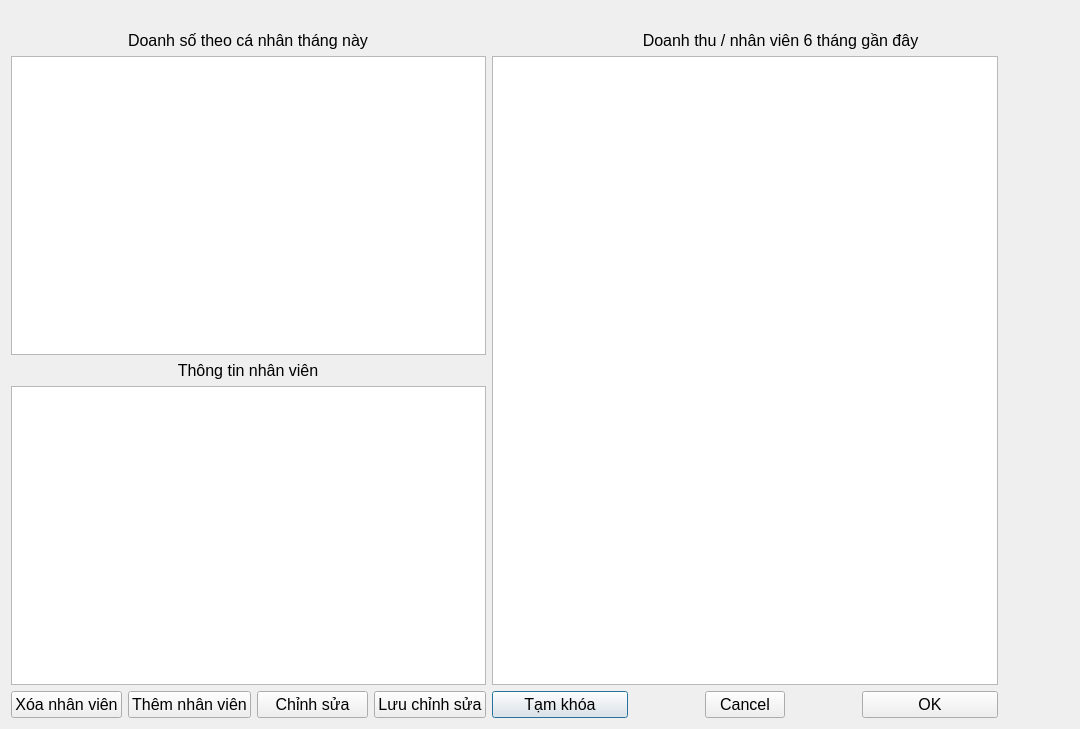
suofujita/nekolibro, file employeeswindow.ui: the form before one commit.
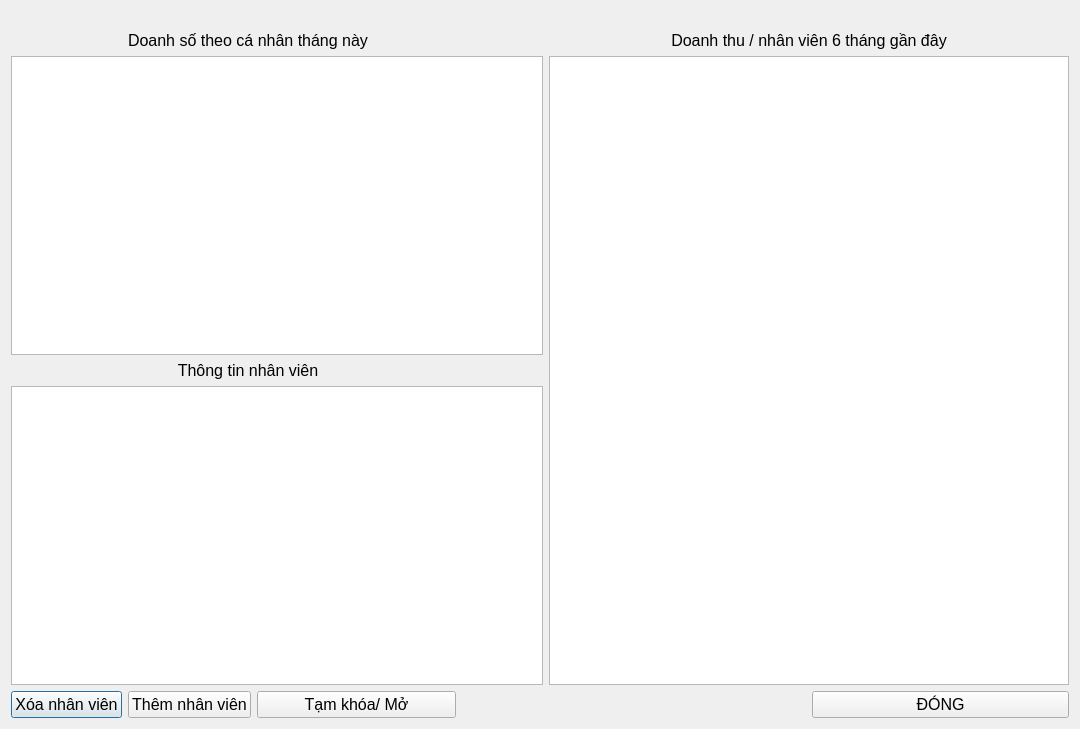
The form after the commit. Icons and pictures are not drawn.

The edit to the form file:
```diff
--- a/employeeswindow.ui
+++ b/employeeswindow.ui
@@ -14,62 +14,6 @@
    <string>Dialog</string>
   </property>
   <layout class="QGridLayout" name="gridLayout">
-   <item row="5" column="7">
-    <widget class="QLabel" name="label_5">
-     <property name="text">
-      <string/>
-     </property>
-    </widget>
-   </item>
-   <item row="5" column="5" colspan="2">
-    <widget class="QPushButton" name="pushButton">
-     <property name="font">
-      <font>
-       <pointsize>12</pointsize>
-      </font>
-     </property>
-     <property name="text">
-      <string>Tạm khóa</string>
-     </property>
-    </widget>
-   </item>
-   <item row="5" column="1">
-    <widget class="QPushButton" name="add_new_user">
-     <property name="font">
-      <font>
-       <pointsize>12</pointsize>
-      </font>
-     </property>
-     <property name="text">
-      <string>Thêm nhân viên</string>
-     </property>
-     <property name="icon">
-      <iconset resource="galeries.qrc">
-       <normaloff>:/image/add_account.png</normaloff>:/image/add_account.png</iconset>
-     </property>
-     <property name="iconSize">
-      <size>
-       <width>30</width>
-       <height>30</height>
-      </size>
-     </property>
-    </widget>
-   </item>
-   <item row="3" column="1" colspan="2">
-    <widget class="QLabel" name="label_2">
-     <property name="font">
-      <font>
-       <pointsize>12</pointsize>
-      </font>
-     </property>
-     <property name="text">
-      <string>Thông tin nhân viên</string>
-     </property>
-     <property name="alignment">
-      <set>Qt::AlignmentFlag::AlignCenter</set>
-     </property>
-    </widget>
-   </item>
    <item row="5" column="0">
     <widget class="QPushButton" name="remove_user">
      <property name="font">
@@ -92,7 +36,51 @@
      </property>
     </widget>
    </item>
-   <item row="4" column="0" colspan="4">
+   <item row="3" column="1" colspan="2">
+    <widget class="QLabel" name="label_2">
+     <property name="font">
+      <font>
+       <pointsize>12</pointsize>
+      </font>
+     </property>
+     <property name="text">
+      <string>Thông tin nhân viên</string>
+     </property>
+     <property name="alignment">
+      <set>Qt::AlignmentFlag::AlignCenter</set>
+     </property>
+    </widget>
+   </item>
+   <item row="5" column="2" colspan="2">
+    <widget class="QPushButton" name="lock_user">
+     <property name="font">
+      <font>
+       <pointsize>12</pointsize>
+      </font>
+     </property>
+     <property name="text">
+      <string>Tạm khóa/ Mở</string>
+     </property>
+     <property name="icon">
+      <iconset resource="galeries.qrc">
+       <normaloff>:/image/lock.png</normaloff>:/image/lock.png</iconset>
+     </property>
+     <property name="iconSize">
+      <size>
+       <width>30</width>
+       <height>30</height>
+      </size>
+     </property>
+    </widget>
+   </item>
+   <item row="0" column="5">
+    <widget class="QLabel" name="label_4">
+     <property name="text">
+      <string/>
+     </property>
+    </widget>
+   </item>
+   <item row="4" column="0" colspan="5">
     <widget class="QTableWidget" name="infor">
      <property name="font">
       <font>
@@ -101,37 +89,6 @@
      </property>
     </widget>
    </item>
-   <item row="5" column="2">
-    <widget class="QPushButton" name="edit">
-     <property name="font">
-      <font>
-       <pointsize>12</pointsize>
-      </font>
-     </property>
-     <property name="text">
-      <string>Chỉnh sửa</string>
-     </property>
-     <property name="icon">
-      <iconset resource="galeries.qrc">
-       <normaloff>:/image/edit.png</normaloff>:/image/edit.png</iconset>
-     </property>
-     <property name="iconSize">
-      <size>
-       <width>30</width>
-       <height>30</height>
-      </size>
-     </property>
-    </widget>
-   </item>
-   <item row="2" column="0" colspan="4">
-    <widget class="QTableWidget" name="this_month">
-     <property name="font">
-      <font>
-       <pointsize>12</pointsize>
-      </font>
-     </property>
-    </widget>
-   </item>
    <item row="1" column="1" colspan="2">
     <widget class="QLabel" name="label">
      <property name="font">
@@ -147,82 +104,7 @@
      </property>
     </widget>
    </item>
-   <item row="0" column="5">
-    <widget class="QLabel" name="label_4">
-     <property name="text">
-      <string/>
-     </property>
-    </widget>
-   </item>
-   <item row="1" column="5" colspan="8">
-    <widget class="QLabel" name="label_3">
-     <property name="font">
-      <font>
-       <pointsize>12</pointsize>
-      </font>
-     </property>
-     <property name="text">
-      <string>Doanh thu / nhân viên 6 tháng gần đây</string>
-     </property>
-     <property name="alignment">
-      <set>Qt::AlignmentFlag::AlignCenter</set>
-     </property>
-    </widget>
-   </item>
-   <item row="2" column="5" rowspan="3" colspan="7">
-    <widget class="QTableWidget" name="last6mon">
-     <property name="font">
-      <font>
-       <pointsize>12</pointsize>
-      </font>
-     </property>
-    </widget>
-   </item>
-   <item row="5" column="3">
-    <widget class="QPushButton" name="save_edit">
-     <property name="font">
-      <font>
-       <pointsize>12</pointsize>
-      </font>
-     </property>
-     <property name="text">
-      <string>Lưu chỉnh sửa</string>
-     </property>
-     <property name="icon">
-      <iconset resource="galeries.qrc">
-       <normaloff>:/image/save.png</normaloff>:/image/save.png</iconset>
-     </property>
-     <property name="iconSize">
-      <size>
-       <width>30</width>
-       <height>30</height>
-      </size>
-     </property>
-    </widget>
-   </item>
-   <item row="5" column="8">
-    <widget class="QPushButton" name="cancel">
-     <property name="font">
-      <font>
-       <pointsize>12</pointsize>
-      </font>
-     </property>
-     <property name="text">
-      <string>Cancel</string>
-     </property>
-     <property name="icon">
-      <iconset resource="galeries.qrc">
-       <normaloff>:/image/cancel.png</normaloff>:/image/cancel.png</iconset>
-     </property>
-     <property name="iconSize">
-      <size>
-       <width>30</width>
-       <height>30</height>
-      </size>
-     </property>
-    </widget>
-   </item>
-   <item row="5" column="10" colspan="2">
+   <item row="5" column="8" colspan="3">
     <widget class="QPushButton" name="close_tab">
      <property name="font">
       <font>
@@ -230,7 +112,7 @@
       </font>
      </property>
      <property name="text">
-      <string>OK</string>
+      <string>ĐÓNG</string>
      </property>
      <property name="icon">
       <iconset resource="galeries.qrc">
@@ -244,6 +126,61 @@
      </property>
     </widget>
    </item>
+   <item row="2" column="5" rowspan="3" colspan="6">
+    <widget class="QTableWidget" name="last6mon">
+     <property name="font">
+      <font>
+       <pointsize>12</pointsize>
+      </font>
+     </property>
+    </widget>
+   </item>
+   <item row="1" column="5" colspan="6">
+    <widget class="QLabel" name="label_3">
+     <property name="font">
+      <font>
+       <pointsize>12</pointsize>
+      </font>
+     </property>
+     <property name="text">
+      <string>Doanh thu / nhân viên 6 tháng gần đây</string>
+     </property>
+     <property name="alignment">
+      <set>Qt::AlignmentFlag::AlignCenter</set>
+     </property>
+    </widget>
+   </item>
+   <item row="5" column="1">
+    <widget class="QPushButton" name="add_new_user">
+     <property name="font">
+      <font>
+       <pointsize>12</pointsize>
+      </font>
+     </property>
+     <property name="text">
+      <string>Thêm nhân viên</string>
+     </property>
+     <property name="icon">
+      <iconset resource="galeries.qrc">
+       <normaloff>:/image/add_account.png</normaloff>:/image/add_account.png</iconset>
+     </property>
+     <property name="iconSize">
+      <size>
+       <width>30</width>
+       <height>30</height>
+      </size>
+     </property>
+    </widget>
+   </item>
+   <item row="2" column="0" colspan="5">
+    <widget class="QTableWidget" name="this_month">
+     <property name="font">
+      <font>
+       <pointsize>12</pointsize>
+      </font>
+     </property>
+    </widget>
+   </item>
   </layout>
  </widget>
  <resources>
```
